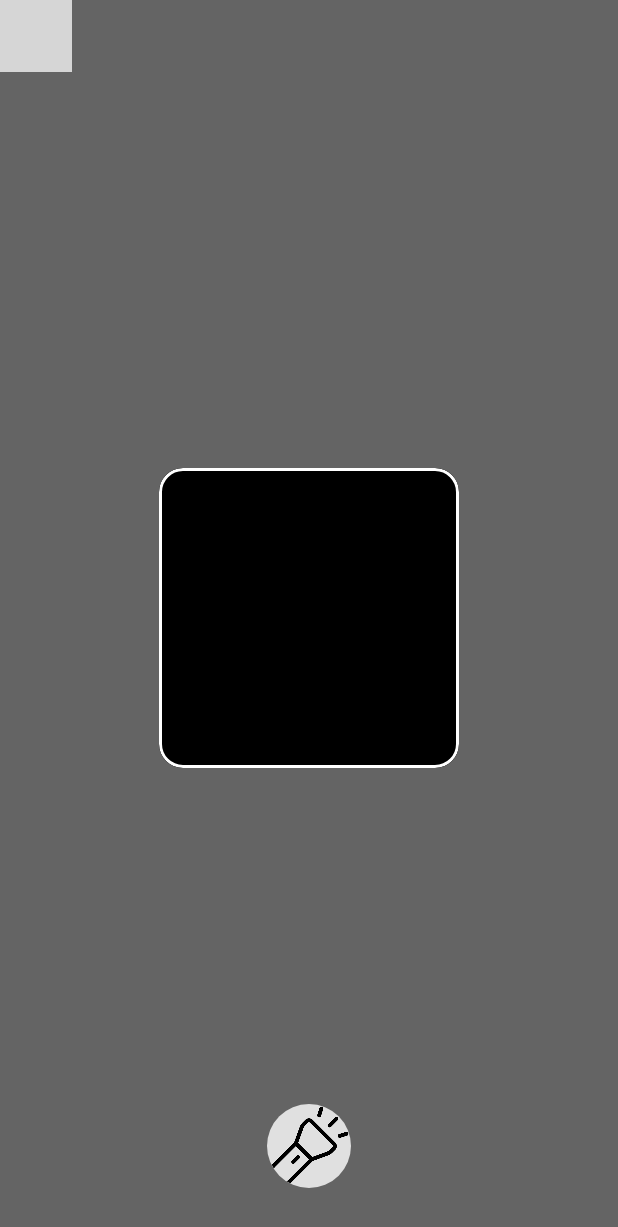
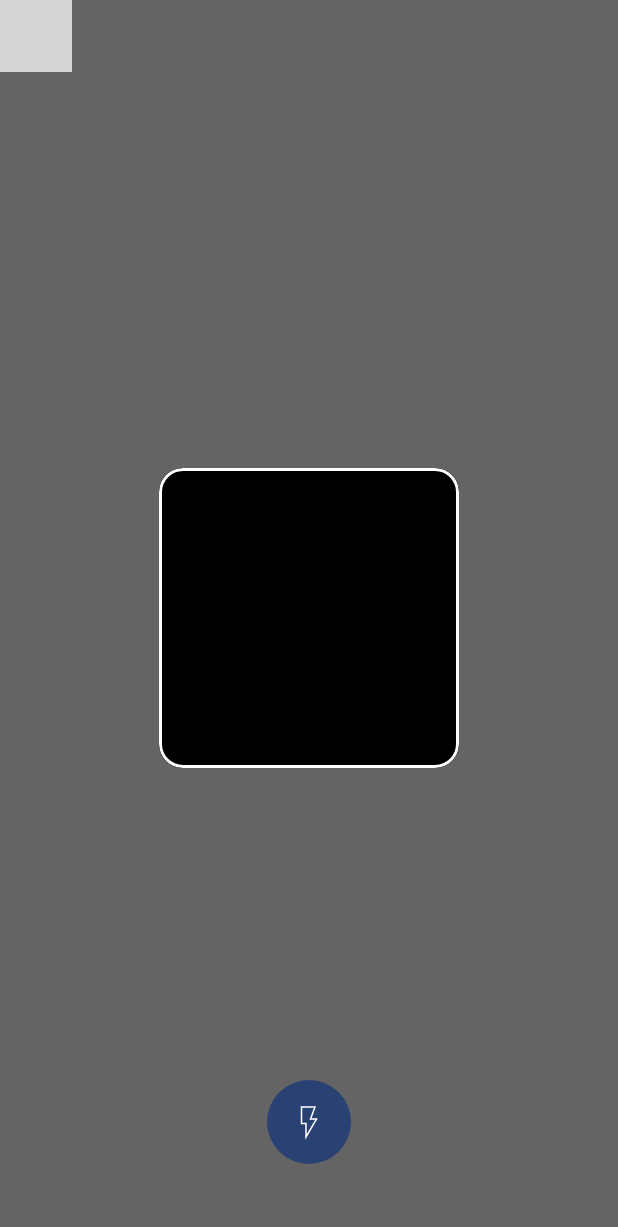
Before and after one commit to dontkeep/QRZenIO, an Android app built with Jetpack Compose: the screen it shows after launch (MainActivity), on a phone screen of 412 x 824 dp. Shown: the top 1227 px of the screen. Run offline under Robolectric (Android 15) with nearby library versions, the phone set to English and light mode, and no system bars; libraries missing offline, so code that uses them is left out: androidx.camera.core, androidx.camera.lifecycle, androidx.camera.view; 5 statements that could not run were skipped; grey boxes are pictures that could not be loaded.

Commit message:
Updated UI and added Clickable link
ToDo:
Make a better ReadMe for each feature (bordered scanner & unbordered scanner)

```diff
--- /dev/null
+++ b/QRZen/src/main/java/com/al/qrzen/scanner/BorderScanner.kt
@@ -0,0 +1,215 @@
+package com.al.qrzen.scanner
+
+import android.content.Context
+import android.graphics.Rect
+import android.util.Log
+import androidx.camera.core.*
+import androidx.camera.lifecycle.ProcessCameraProvider
+import androidx.camera.view.PreviewView
+import androidx.compose.foundation.Canvas
+import androidx.compose.foundation.background
+import androidx.compose.foundation.border
+import androidx.compose.foundation.layout.*
+import androidx.compose.foundation.shape.CircleShape
+import androidx.compose.foundation.shape.RoundedCornerShape
+import androidx.compose.material3.Icon
+import androidx.compose.material3.IconButton
+import androidx.compose.material3.MaterialTheme
+import androidx.compose.runtime.*
+import androidx.compose.ui.Alignment
+import androidx.compose.ui.Modifier
+import androidx.compose.ui.draw.clip
+import androidx.compose.ui.geometry.CornerRadius
+import androidx.compose.ui.geometry.Offset
+import androidx.compose.ui.geometry.Size
+import androidx.compose.ui.graphics.BlendMode
+import androidx.compose.ui.graphics.Color
+import androidx.compose.ui.res.painterResource
+import androidx.compose.ui.unit.Dp
+import androidx.compose.ui.unit.dp
+import androidx.compose.ui.viewinterop.AndroidView
+import androidx.core.content.ContextCompat
+import androidx.lifecycle.compose.LocalLifecycleOwner
+import zxingcpp.BarcodeReader
+import com.al.qrzen.R
+import com.google.zxing.BinaryBitmap
+import com.google.zxing.MultiFormatReader
+import com.google.zxing.PlanarYUVLuminanceSource
+import com.google.zxing.common.HybridBinarizer
+import java.nio.ByteBuffer
+
+@Composable
+fun BorderScanner(
+    modifier: Modifier = Modifier,
+    isScanningEnabled: Boolean,
+    onQrCodeScanned: (String) -> Unit,
+    isFlashEnabled: Boolean
+) {
+    val lifecycleOwner = LocalLifecycleOwner.current
+    val scanner = BarcodeReader()
+    var flashEnabled by remember { mutableStateOf(false) }
+    var camera: Camera? by remember { mutableStateOf(null) }
+
+    Box(modifier = modifier.fillMaxSize()) {
+        AndroidView(
+            factory = { ctx ->
+                val scannerView = PreviewView(ctx)
+                val cameraProviderFuture = ProcessCameraProvider.getInstance(ctx)
+
+                cameraProviderFuture.addListener({
+                    val cameraProvider = cameraProviderFuture.get()
+
+                    val preview = Preview.Builder().build().also {
+                        it.surfaceProvider = scannerView.surfaceProvider
+                    }
+
+                    val imageAnalysis = ImageAnalysis.Builder()
+                        .setTargetResolution(android.util.Size(1280, 720))
+                        .setBackpressureStrategy(ImageAnalysis.STRATEGY_KEEP_ONLY_LATEST)
+                        .build()
+
+                    imageAnalysis.setAnalyzer(ContextCompat.getMainExecutor(ctx)) { imageProxy ->
+                        if (isScanningEnabled) {
+                            val resultText = processImageProxy(imageProxy, scanner, scannerView)
+                            if (resultText.isNotEmpty()) {
+                                onQrCodeScanned(resultText)
+                            }
+                        }
+                        imageProxy.close()
+                    }
+
+                    try {
+                        cameraProvider.unbindAll()
+                        camera = cameraProvider.bindToLifecycle(
+                            lifecycleOwner,
+                            CameraSelector.DEFAULT_BACK_CAMERA,
+                            preview,
+                            imageAnalysis
+                        )
+                        camera?.cameraControl?.enableTorch(flashEnabled)
+                    } catch (exc: Exception) {
+                        exc.printStackTrace()
+                    }
+                }, ContextCompat.getMainExecutor(ctx))
+
+                scannerView
+            },
+            modifier = Modifier.fillMaxSize()
+        )
+
+        Box(
+            modifier = Modifier.fillMaxSize(),
+            contentAlignment = Alignment.Center
+        ) {
+            Canvas(modifier = Modifier.fillMaxSize()) {
+                val overlayColor = Color.Black.copy(alpha = 0.6f)
+                drawRect(overlayColor)
+                val scanSize = 200.dp.toPx()
+                val centerX = size.width / 2 - scanSize / 2
+                val centerY = size.height / 2 - scanSize / 2
+                drawRoundRect(
+                    color = Color.Transparent,
+                    topLeft = Offset(centerX, centerY),
+                    size = Size(scanSize, scanSize),
+                    cornerRadius = CornerRadius(16.dp.toPx()),
+                    blendMode = BlendMode.Clear
+                )
+            }
+        }
+
+        // Scanning area border
+        Box(
+            modifier = Modifier
+                .size(200.dp)
+                .align(Alignment.Center)
+                .clip(RoundedCornerShape(16.dp))
+                .border(2.dp, Color.White, RoundedCornerShape(16.dp))
+        )
+
+        // Flash toggle button (visible only if isFlashEnabled is true)
+        if (isFlashEnabled) {
+            IconButton(
+                onClick = {
+                    flashEnabled = !flashEnabled
+                    camera?.cameraControl?.enableTorch(flashEnabled)
+                },
+                modifier = Modifier
+                    .align(Alignment.BottomCenter)
+                    .padding(bottom = 48.dp)
+                    .size(56.dp)
+                    .clip(CircleShape)
+                    .background(MaterialTheme.colorScheme.primary)
+            ) {
+                Icon(
+                    painter = painterResource(id = if (flashEnabled) R.drawable.ic_flash_filled else R.drawable.ic_flash_outline),
+                    contentDescription = "Flash Toggle",
+                    tint = Color.White
+                )
+            }
+        }
+    }
+}
+
+private fun processImageProxy(
+    image: ImageProxy,
+    scanner: BarcodeReader,
+    previewView: PreviewView
+): String {
+    return image.use { proxy ->
+        try {
+            // Calculate scan area in preview coordinates (center 200dp)
+            val scanAreaSize = 200.dp.toPx(previewView.context).toInt()
+            // Calculate the center crop region
+            val centerX = proxy.width / 2
+            val centerY = proxy.height / 2
+            val left = (centerX - scanAreaSize / 2).coerceAtLeast(0)
+            val top = (centerY - scanAreaSize / 2).coerceAtLeast(0)
+            val right = (left + scanAreaSize).coerceAtMost(proxy.width)
+            val bottom = (top + scanAreaSize).coerceAtMost(proxy.height)
+
+            val scanArea = Rect(left, top, right, bottom)
+
+            // Get YUV plane data
+            val yuvData = image.planes[0].buffer.toByteArray()
+
+            // Create luminance source
+            val source = PlanarYUVLuminanceSource(
+                yuvData,
+                proxy.width,
+                proxy.height,
+                scanArea.left,
+                scanArea.top,
+                scanArea.width(),
+                scanArea.height(),
+                false
+            )
+
+            // Configure reader
+            val reader = MultiFormatReader().apply {
+                setHints(mapOf(
+                    com.google.zxing.DecodeHintType.POSSIBLE_FORMATS to listOf(com.google.zxing.BarcodeFormat.QR_CODE)
+                ))
+            }
+
+            val result = reader.decode(BinaryBitmap(HybridBinarizer(source)))
+            result.text
+        } catch (e: Exception) {
+            Log.e("QRScanner", "Decoding error: ${e.message}")
+            ""
+        }
+    }
+}
+
+// to convert image coordinates to view coordinates
+private fun ByteBuffer.toByteArray(): ByteArray {
+    rewind()
+    val data = ByteArray(remaining())
+    get(data)
+    rewind()
+    return data
+}
+
+// Dp to pixel conversion
+private fun Dp.toPx(context: Context): Float {
+    return this.value * context.resources.displayMetrics.density
+}
--- a/QRZen/src/main/java/com/al/qrzen/scanner/CameraPermissionHandler.kt
+++ b/QRZen/src/main/java/com/al/qrzen/scanner/CameraPermissionHandler.kt
@@ -9,7 +9,6 @@ import androidx.compose.runtime.mutableStateOf
 import androidx.compose.runtime.remember
 import androidx.compose.runtime.setValue
 import kotlinx.coroutines.delay
-import kotlin.contracts.contract
 
 @Composable
 fun CameraPermissionHandler(
--- a/QRZen/src/main/java/com/al/qrzen/scanner/ZenScanner.kt
+++ b/QRZen/src/main/java/com/al/qrzen/scanner/ZenScanner.kt
@@ -1,56 +1,40 @@
 package com.al.qrzen.scanner
 
-import android.content.Context
-import android.content.res.Resources.NotFoundException
-import android.graphics.Matrix
-import android.graphics.Rect
-import android.graphics.RectF
-import android.util.Log
+import android.util.Size
 import androidx.camera.core.*
 import androidx.camera.lifecycle.ProcessCameraProvider
 import androidx.camera.view.PreviewView
-import androidx.compose.foundation.Canvas
 import androidx.compose.foundation.background
-import androidx.compose.foundation.border
 import androidx.compose.foundation.layout.*
 import androidx.compose.foundation.shape.CircleShape
-import androidx.compose.foundation.shape.RoundedCornerShape
 import androidx.compose.material3.Icon
 import androidx.compose.material3.IconButton
+import androidx.compose.material3.MaterialTheme
 import androidx.compose.runtime.*
 import androidx.compose.ui.Alignment
 import androidx.compose.ui.Modifier
 import androidx.compose.ui.draw.clip
-import androidx.compose.ui.geometry.CornerRadius
-import androidx.compose.ui.geometry.Offset
-import androidx.compose.ui.geometry.Size
-import androidx.compose.ui.graphics.BlendMode
 import androidx.compose.ui.graphics.Color
 import androidx.compose.ui.platform.LocalContext
 import androidx.compose.ui.res.painterResource
-import androidx.compose.ui.unit.Dp
 import androidx.compose.ui.unit.dp
 import androidx.compose.ui.viewinterop.AndroidView
 import androidx.core.content.ContextCompat
 import androidx.lifecycle.compose.LocalLifecycleOwner
 import zxingcpp.BarcodeReader
 import com.al.qrzen.R
-import com.google.zxing.BinaryBitmap
-import com.google.zxing.MultiFormatReader
-import com.google.zxing.PlanarYUVLuminanceSource
-import com.google.zxing.common.HybridBinarizer
-import java.nio.ByteBuffer
 
 @Composable
 fun ZenScannerScreen(
     modifier: Modifier = Modifier,
     isScanningEnabled: Boolean,
     onQrCodeScanned: (String) -> Unit,
-    isFlashEnabled: Boolean = false
+    isFlashEnabled: Boolean
 ) {
     val lifecycleOwner = LocalLifecycleOwner.current
+    LocalContext.current
     val scanner = BarcodeReader()
-    var flashEnabled by remember { mutableStateOf(isFlashEnabled) }
+    var flashEnabled by remember { mutableStateOf(false) }
     var camera: Camera? by remember { mutableStateOf(null) }
 
     Box(modifier = modifier.fillMaxSize()) {
@@ -63,22 +47,22 @@ fun ZenScannerScreen(
                     val cameraProvider = cameraProviderFuture.get()
 
                     val preview = Preview.Builder().build().also {
-                        it.setSurfaceProvider(scannerView.surfaceProvider)
+                        it.surfaceProvider = scannerView.surfaceProvider
                     }
 
                     val imageAnalysis = ImageAnalysis.Builder()
-                        .setTargetResolution(android.util.Size(1280, 720))
+                        .setTargetResolution(Size(1280, 720))
                         .setBackpressureStrategy(ImageAnalysis.STRATEGY_KEEP_ONLY_LATEST)
                         .build()
 
-                    imageAnalysis.setAnalyzer(ContextCompat.getMainExecutor(ctx)) { imageProxy ->
+                    imageAnalysis.setAnalyzer(ContextCompat.getMainExecutor(ctx)) {
                         if (isScanningEnabled) {
-                            val resultText = processImageProxy(imageProxy, scanner, scannerView)
+                            val resultText = processImageProxy(it, scanner)
                             if (resultText.isNotEmpty()) {
                                 onQrCodeScanned(resultText)
                             }
                         }
-                        imageProxy.close()
+                        it.close()
                     }
 
                     try {
@@ -100,36 +84,7 @@ fun ZenScannerScreen(
             modifier = Modifier.fillMaxSize()
         )
 
-        Box(
-            modifier = Modifier.fillMaxSize(),
-            contentAlignment = Alignment.Center
-        ) {
-            Canvas(modifier = Modifier.fillMaxSize()) {
-                val overlayColor = Color.Black.copy(alpha = 0.6f)
-                drawRect(overlayColor)
-                val scanSize = 200.dp.toPx()
-                val centerX = size.width / 2 - scanSize / 2
-                val centerY = size.height / 2 - scanSize / 2
-                drawRoundRect(
-                    color = Color.Transparent,
-                    topLeft = Offset(centerX, centerY),
-                    size = Size(scanSize, scanSize),
-                    cornerRadius = CornerRadius(16.dp.toPx()),
-                    blendMode = BlendMode.Clear
-                )
-            }
-        }
-
-        // Scanning area border
-        Box(
-            modifier = Modifier
-                .size(200.dp)
-                .align(Alignment.Center)
-                .clip(RoundedCornerShape(16.dp))
-                .border(2.dp, Color.White, RoundedCornerShape(16.dp))
-        )
-
-        // Flash toggle button with an icon
+        if (isFlashEnabled) {
             IconButton(
                 onClick = {
                     flashEnabled = !flashEnabled
@@ -137,80 +92,26 @@ fun ZenScannerScreen(
                 },
                 modifier = Modifier
                     .align(Alignment.BottomCenter)
-                .padding(bottom = 32.dp)
+                    .padding(bottom = 48.dp)
                     .size(56.dp)
                     .clip(CircleShape)
-                .background(Color.White.copy(alpha = 0.8f))
+                    .background(MaterialTheme.colorScheme.primary)
             ) {
                 Icon(
-                painter = painterResource(id = if (flashEnabled) R.drawable.torch_filled else R.drawable.torch_line),
+                    painter = painterResource(id = if (flashEnabled) R.drawable.ic_flash_filled else R.drawable.ic_flash_outline),
                     contentDescription = "Flash Toggle",
-                tint = Color.Black
+                    tint = Color.White
                 )
             }
         }
     }
-
-private fun processImageProxy(
-    image: ImageProxy,
-    scanner: BarcodeReader,
-    previewView: PreviewView
-): String {
-    return image.use { proxy ->
-        try {
-            // Calculate scan area in preview coordinates (center 200dp)
-            val scanAreaSize = 200.dp.toPx(previewView.context).toInt()
-            // Calculate the center crop region
-            val centerX = proxy.width / 2
-            val centerY = proxy.height / 2
-            val left = (centerX - scanAreaSize / 2).coerceAtLeast(0)
-            val top = (centerY - scanAreaSize / 2).coerceAtLeast(0)
-            val right = (left + scanAreaSize).coerceAtMost(proxy.width)
-            val bottom = (top + scanAreaSize).coerceAtMost(proxy.height)
-
-            val scanArea = Rect(left, top, right, bottom)
-
-            // Get YUV plane data
-            val yuvData = image.planes[0].buffer.toByteArray()
-
-            // Create luminance source
-            val source = PlanarYUVLuminanceSource(
-                yuvData,
-                proxy.width,
-                proxy.height,
-                scanArea.left,
-                scanArea.top,
-                scanArea.width(),
-                scanArea.height(),
-                false
-            )
-
-            // Configure reader
-            val reader = MultiFormatReader().apply {
-                setHints(mapOf(
-                    com.google.zxing.DecodeHintType.POSSIBLE_FORMATS to listOf(com.google.zxing.BarcodeFormat.QR_CODE)
-                ))
 }
 
-            val result = reader.decode(BinaryBitmap(HybridBinarizer(source)))
-            result.text
-        } catch (e: Exception) {
-            Log.e("QRScanner", "Decoding error: ${e.message}")
-            ""
+
+fun processImageProxy(image: ImageProxy, scanner: BarcodeReader): String {
+    return image.use {
+        scanner.read(it)
+    }.joinToString("\n") { result ->
+        "${result.text}"
     }
 }
-}
-
-// to convert image coordinates to view coordinates
-private fun ByteBuffer.toByteArray(): ByteArray {
-    rewind()
-    val data = ByteArray(remaining())
-    get(data)
-    rewind()
-    return data
-}
-
-// Dp to pixel conversion
-private fun Dp.toPx(context: Context): Float {
-    return this.value * context.resources.displayMetrics.density
-}
--- a/QRZen/src/main/java/com/al/qrzen/usb/UsbSerialManager.kt
+++ b/QRZen/src/main/java/com/al/qrzen/usb/UsbSerialManager.kt
@@ -23,7 +23,7 @@ object UsbSerialManager {
             return
         }
 
-        val deviceList = usbManager.deviceList
+        usbManager.deviceList
         val availableDrivers = UsbSerialProber.getDefaultProber().findAllDrivers(usbManager)
         if (availableDrivers.isEmpty()) {
             Log.d("USB", "No USB drivers found")
--- /dev/null
+++ b/QRZen/src/main/res/color/light_blue.xml
@@ -0,0 +1,4 @@
+<?xml version="1.0" encoding="utf-8"?>
+<selector xmlns:android="http://schemas.android.com/apk/res/android">
+    <item android:color="#1a73e8" />
+</selector>
--- /dev/null
+++ b/QRZen/src/main/res/drawable/ic_flash_filled.xml
@@ -0,0 +1,10 @@
+<?xml version="1.0" encoding="utf-8"?>
+<vector xmlns:android="http://schemas.android.com/apk/res/android"
+    android:width="24dp"
+    android:height="24dp"
+    android:viewportWidth="24"
+    android:viewportHeight="24">
+    <path
+        android:fillColor="#FF000000"
+        android:pathData="M7 2v11h3v9l7-12h-4l3-8z"/>
+</vector>
--- /dev/null
+++ b/QRZen/src/main/res/drawable/ic_flash_outline.xml
@@ -0,0 +1,11 @@
+<?xml version="1.0" encoding="utf-8"?>
+<vector xmlns:android="http://schemas.android.com/apk/res/android"
+    android:width="24dp"
+    android:height="24dp"
+    android:viewportWidth="24"
+    android:viewportHeight="24">
+    <path
+        android:strokeColor="#FF000000"
+        android:strokeWidth="1"
+        android:pathData="M7 2v11h3v9l7-12h-4l3-8z"/>
+</vector>
--- a/app/src/main/java/com/al/composeqrcodesampleapp/MainActivity.kt
+++ b/app/src/main/java/com/al/composeqrcodesampleapp/MainActivity.kt
@@ -14,12 +14,10 @@ import androidx.compose.ui.Modifier
 import com.al.composeqrcodesampleapp.ui.theme.ComposeQRCodeSampleAppTheme
 import android.util.Log
 import androidx.compose.material3.Text
+import com.al.qrzen.scanner.BorderScanner
 import com.al.qrzen.scanner.CameraPermissionHandler
 import com.al.qrzen.scanner.PermissionDeniedMessage
-import com.al.qrzen.scanner.ZenScannerScreen
 import com.al.qrzen.ui.AlertShowResult
-import com.al.qrzen.usb.UsbSerialManager
-import com.al.qrzen.usb.UsbSerialManager.initUsbSerial
 
 class MainActivity : ComponentActivity() {
     override fun onCreate(savedInstanceState: Bundle?) {
@@ -50,11 +48,12 @@ fun MainScreen() {
         true -> {
             if (isScanningEnabled) {
                 Log.d("QR Code", "${isScanningEnabled}")
-                ZenScannerScreen(
+                BorderScanner(
                     modifier = Modifier.fillMaxSize(),
                     isScanningEnabled = isScanningEnabled,
+                    isFlashEnabled = true,
                     onQrCodeScanned = { result ->
-                        if (isProcessing) return@ZenScannerScreen
+                        if (isProcessing) return@BorderScanner
                         isProcessing = true
                         Log.d("QR Code", "Scanned result: $result")
                         scannedResult = result
```
Also changed, not shown: QRZen/src/main/java/com/al/qrzen/ui/AlertShowResult.kt (+34 -10 lines). Lines whose indentation alone changed are shown as unchanged.
